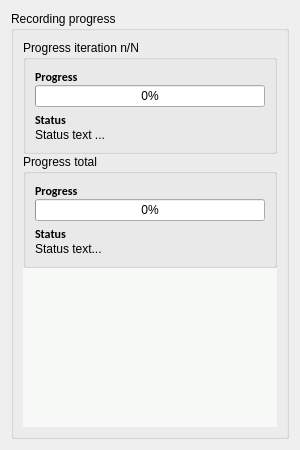
First picture: the form in source/focus_finder/gui/focus_curve_recorder_progress_details_panel.ui, repository carsten0x51h/focus_finder, before the edit.
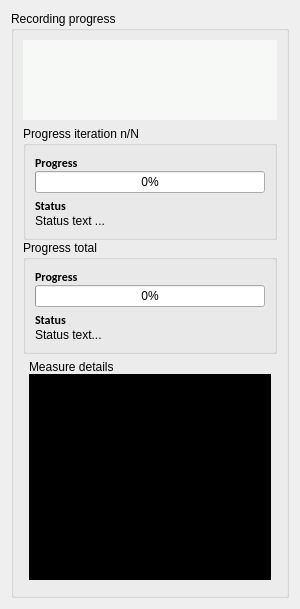
Second picture: the form after the edit.

Commit message: Improved focus curve recorder.

Diff of the .ui file:
```diff
--- a/source/focus_finder/gui/focus_curve_recorder_progress_details_panel.ui
+++ b/source/focus_finder/gui/focus_curve_recorder_progress_details_panel.ui
@@ -7,7 +7,7 @@
     <x>0</x>
     <y>0</y>
     <width>300</width>
-    <height>450</height>
+    <height>609</height>
    </rect>
   </property>
   <property name="windowTitle">
@@ -22,7 +22,7 @@
         <string>Recording progress</string>
        </property>
        <layout class="QGridLayout" name="gridLayout_4">
-        <item row="0" column="0">
+        <item row="1" column="0">
          <layout class="QGridLayout" name="gridLayout_3" rowstretch="0,0,1">
           <property name="spacing">
            <number>0</number>
@@ -112,19 +112,6 @@
             </layout>
            </widget>
           </item>
-          <item row="2" column="0">
-           <widget class="QLabel" name="lblFocusingAnimation">
-            <property name="styleSheet">
-             <string notr="true">background-color: #f6f9f6;</string>
-            </property>
-            <property name="text">
-             <string/>
-            </property>
-            <property name="alignment">
-             <set>Qt::AlignCenter</set>
-            </property>
-           </widget>
-          </item>
           <item row="0" column="0">
            <widget class="QGroupBox" name="grpProgressIteration">
             <property name="title">
@@ -198,8 +185,57 @@
             </layout>
            </widget>
           </item>
+          <item row="2" column="0">
+           <layout class="QGridLayout" name="gridLayout_7" rowstretch="0,1">
+            <property name="leftMargin">
+             <number>6</number>
+            </property>
+            <property name="topMargin">
+             <number>6</number>
+            </property>
+            <property name="rightMargin">
+             <number>6</number>
+            </property>
+            <property name="bottomMargin">
+             <number>6</number>
+            </property>
+            <item row="0" column="0">
+             <widget class="QLabel" name="label_6">
+              <property name="text">
+               <string>Measure details</string>
+              </property>
+             </widget>
+            </item>
+            <item row="1" column="0">
+             <widget class="QWidget" name="widget" native="true">
+              <property name="styleSheet">
+               <string notr="true">background-color: black;</string>
+              </property>
+             </widget>
+            </item>
+           </layout>
+          </item>
          </layout>
         </item>
+        <item row="0" column="0">
+         <widget class="QLabel" name="lblFocusingAnimation">
+          <property name="minimumSize">
+           <size>
+            <width>100</width>
+            <height>80</height>
+           </size>
+          </property>
+          <property name="styleSheet">
+           <string notr="true">background-color: #f6f9f6;</string>
+          </property>
+          <property name="text">
+           <string/>
+          </property>
+          <property name="alignment">
+           <set>Qt::AlignCenter</set>
+          </property>
+         </widget>
+        </item>
        </layout>
       </widget>
      </item>
```
The commit also changes 28 other files.
